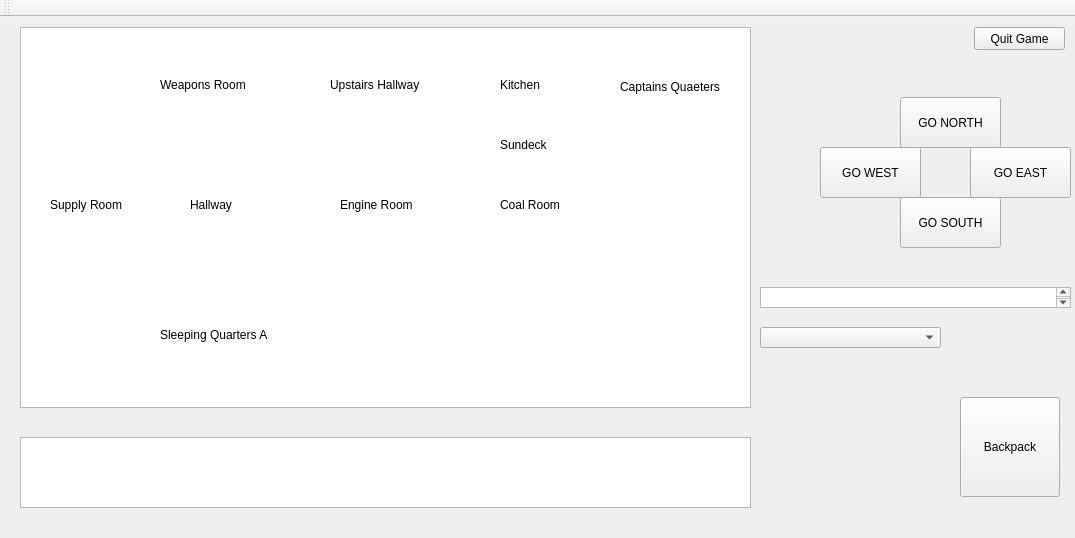
Before: the Qt Designer form ship.ui in eoghanp/EventDriven, drawn with Qt 5.
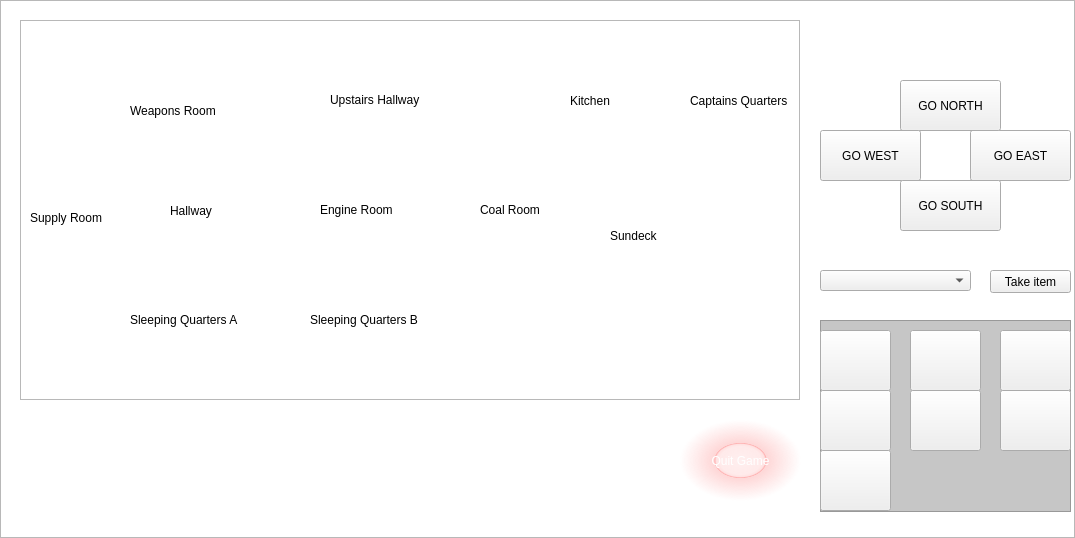
After: the same form once the commit is applied. Icons and pictures are not drawn.

Patch:
```diff
--- a/ship.ui
+++ b/ship.ui
@@ -20,12 +20,21 @@
    <widget class="QPushButton" name="quitButton">
     <property name="geometry">
      <rect>
-      <x>974</x>
-      <y>10</y>
-      <width>91</width>
-      <height>23</height>
+      <x>680</x>
+      <y>420</y>
+      <width>121</width>
+      <height>81</height>
      </rect>
     </property>
+    <property name="cursor">
+     <cursorShape>OpenHandCursor</cursorShape>
+    </property>
+    <property name="styleSheet">
+     <string notr="true">background-color: qradialgradient(spread:pad, cx:0.5, cy:0.5, radius:0.5, fx:0.5, fy:0.5, stop:0 rgba(255, 235, 235, 206), stop:0.35 rgba(255, 188, 188, 80), stop:0.4 rgba(255, 162, 162, 80), stop:0.425 rgba(255, 132, 132, 156), stop:0.44 rgba(252, 128, 128, 80), stop:1 rgba(255, 255, 255, 0));
+font: 87 14pt &quot;Arial Black&quot;;
+color: rgb(255, 255, 255);
+border:none;</string>
+    </property>
     <property name="text">
      <string>Quit Game</string>
     </property>
@@ -34,9 +43,9 @@
     <property name="geometry">
      <rect>
       <x>20</x>
-      <y>420</y>
-      <width>731</width>
-      <height>71</height>
+      <y>410</y>
+      <width>651</width>
+      <height>91</height>
      </rect>
     </property>
     <property name="sizePolicy">
@@ -46,7 +55,10 @@
      </sizepolicy>
     </property>
     <property name="styleSheet">
-     <string notr="true">font: 12pt &quot;MS Shell Dlg 2&quot;;</string>
+     <string notr="true">font: 12pt &quot;MS Shell Dlg 2&quot;;
+border: none;
+Background-Color: transparent;
+color: rgb(255, 255, 255);</string>
     </property>
     <property name="verticalScrollBarPolicy">
      <enum>Qt::ScrollBarAlwaysOff</enum>
@@ -74,16 +86,6 @@
      <string>GO EAST</string>
     </property>
    </widget>
-   <widget class="QTextEdit" name="tempText">
-    <property name="geometry">
-     <rect>
-      <x>760</x>
-      <y>270</y>
-      <width>311</width>
-      <height>21</height>
-     </rect>
-    </property>
-   </widget>
    <widget class="QPushButton" name="northButton">
     <property name="geometry">
      <rect>
@@ -127,44 +129,37 @@
     <property name="geometry">
      <rect>
       <x>20</x>
-      <y>10</y>
-      <width>731</width>
-      <height>381</height>
+      <y>20</y>
+      <width>780</width>
+      <height>380</height>
      </rect>
     </property>
+    <property name="styleSheet">
+     <string notr="true">background-image: url(:/images/mapBackground.png);</string>
+    </property>
    </widget>
    <widget class="QComboBox" name="itemList">
     <property name="geometry">
      <rect>
-      <x>760</x>
-      <y>310</y>
-      <width>181</width>
+      <x>820</x>
+      <y>270</y>
+      <width>151</width>
       <height>21</height>
      </rect>
     </property>
    </widget>
-   <widget class="QPushButton" name="backpackButton">
-    <property name="geometry">
-     <rect>
-      <x>960</x>
-      <y>380</y>
-      <width>100</width>
-      <height>100</height>
-     </rect>
-    </property>
-    <property name="text">
-     <string>Backpack</string>
-    </property>
-   </widget>
    <widget class="QLabel" name="supplyRoomLbl">
     <property name="geometry">
      <rect>
-      <x>50</x>
-      <y>180</y>
+      <x>30</x>
+      <y>210</y>
       <width>91</width>
       <height>16</height>
      </rect>
     </property>
+    <property name="styleSheet">
+     <string notr="true">font: 75 11pt &quot;Arial&quot;;</string>
+    </property>
     <property name="text">
      <string>Supply Room</string>
     </property>
@@ -172,12 +167,16 @@
    <widget class="QLabel" name="weaponsRoomLbl">
     <property name="geometry">
      <rect>
-      <x>160</x>
-      <y>60</y>
+      <x>130</x>
+      <y>100</y>
       <width>121</width>
-      <height>16</height>
+      <height>21</height>
      </rect>
     </property>
+    <property name="styleSheet">
+     <string notr="true">font: 75 11pt &quot;Arial&quot;;
+</string>
+    </property>
     <property name="text">
      <string>Weapons Room</string>
     </property>
@@ -185,12 +184,15 @@
    <widget class="QLabel" name="hallwayLbl">
     <property name="geometry">
      <rect>
-      <x>190</x>
-      <y>180</y>
-      <width>59</width>
-      <height>16</height>
+      <x>170</x>
+      <y>200</y>
+      <width>91</width>
+      <height>21</height>
      </rect>
     </property>
+    <property name="styleSheet">
+     <string notr="true">font: 16pt &quot;Arial&quot;;</string>
+    </property>
     <property name="text">
      <string>Hallway</string>
     </property>
@@ -198,12 +200,16 @@
    <widget class="QLabel" name="sleepingQuartersALbl">
     <property name="geometry">
      <rect>
-      <x>160</x>
+      <x>130</x>
       <y>310</y>
-      <width>121</width>
-      <height>16</height>
+      <width>141</width>
+      <height>20</height>
      </rect>
     </property>
+    <property name="styleSheet">
+     <string notr="true">
+font: 75 12pt &quot;Arial&quot;;</string>
+    </property>
     <property name="text">
      <string>Sleeping Quarters A</string>
     </property>
@@ -211,12 +217,15 @@
    <widget class="QLabel" name="engineRoomLbl">
     <property name="geometry">
      <rect>
-      <x>340</x>
-      <y>180</y>
-      <width>81</width>
-      <height>16</height>
+      <x>320</x>
+      <y>200</y>
+      <width>131</width>
+      <height>20</height>
      </rect>
     </property>
+    <property name="styleSheet">
+     <string notr="true">font: 75 16pt &quot;Arial&quot;;</string>
+    </property>
     <property name="text">
      <string>Engine Room</string>
     </property>
@@ -225,11 +234,14 @@
     <property name="geometry">
      <rect>
       <x>330</x>
-      <y>60</y>
-      <width>101</width>
-      <height>16</height>
+      <y>90</y>
+      <width>161</width>
+      <height>20</height>
      </rect>
     </property>
+    <property name="styleSheet">
+     <string notr="true">font: 75 16pt &quot;Arial&quot;;</string>
+    </property>
     <property name="text">
      <string>Upstairs Hallway</string>
     </property>
@@ -237,12 +249,15 @@
    <widget class="QLabel" name="coalRoomLbl">
     <property name="geometry">
      <rect>
-      <x>500</x>
-      <y>180</y>
-      <width>59</width>
-      <height>16</height>
+      <x>480</x>
+      <y>200</y>
+      <width>81</width>
+      <height>20</height>
      </rect>
     </property>
+    <property name="styleSheet">
+     <string notr="true">font: 75 11pt &quot;Arial&quot;;</string>
+    </property>
     <property name="text">
      <string>Coal Room</string>
     </property>
@@ -250,12 +265,15 @@
    <widget class="QLabel" name="kitchenLbl">
     <property name="geometry">
      <rect>
-      <x>500</x>
-      <y>60</y>
-      <width>59</width>
-      <height>16</height>
+      <x>570</x>
+      <y>90</y>
+      <width>71</width>
+      <height>21</height>
      </rect>
     </property>
+    <property name="styleSheet">
+     <string notr="true">font: 75 16pt &quot;Arial&quot;;</string>
+    </property>
     <property name="text">
      <string>Kitchen</string>
     </property>
@@ -263,12 +281,18 @@
    <widget class="QLabel" name="sundeckLbl">
     <property name="geometry">
      <rect>
-      <x>500</x>
-      <y>120</y>
-      <width>59</width>
-      <height>16</height>
+      <x>610</x>
+      <y>220</y>
+      <width>81</width>
+      <height>31</height>
      </rect>
     </property>
+    <property name="styleSheet">
+     <string notr="true">font: 87 8pt &quot;Arial Black&quot;;
+font: 14pt &quot;MS Shell Dlg 2&quot;;
+font: 16pt &quot;MS Shell Dlg 2&quot;;
+</string>
+    </property>
     <property name="text">
      <string>Sundeck</string>
     </property>
@@ -276,16 +300,278 @@
    <widget class="QLabel" name="captainsQuartersLbl">
     <property name="geometry">
      <rect>
-      <x>620</x>
-      <y>60</y>
-      <width>121</width>
+      <x>690</x>
+      <y>90</y>
+      <width>101</width>
+      <height>21</height>
+     </rect>
+    </property>
+    <property name="styleSheet">
+     <string notr="true">font: 9pt &quot;MS Shell Dlg 2&quot;;
+font: 75 8pt &quot;Times New Roman&quot;;
+font: 75 8pt &quot;MS Shell Dlg 2&quot;;</string>
+    </property>
+    <property name="text">
+     <string>Captains Quarters</string>
+    </property>
+   </widget>
+   <widget class="QLabel" name="sleepingQuartersBLbl">
+    <property name="geometry">
+     <rect>
+      <x>310</x>
+      <y>310</y>
+      <width>141</width>
       <height>20</height>
      </rect>
     </property>
+    <property name="styleSheet">
+     <string notr="true">
+font: 75 12pt &quot;Arial&quot;;</string>
+    </property>
     <property name="text">
-     <string>Captains Quaeters</string>
+     <string>Sleeping Quarters B</string>
     </property>
    </widget>
+   <widget class="QLabel" name="roomNamelbl">
+    <property name="geometry">
+     <rect>
+      <x>860</x>
+      <y>10</y>
+      <width>191</width>
+      <height>31</height>
+     </rect>
+    </property>
+    <property name="styleSheet">
+     <string notr="true">font: 87 14pt &quot;Arial Black&quot;;
+color: rgb(255, 255, 255);</string>
+    </property>
+    <property name="text">
+     <string>RoomName</string>
+    </property>
+   </widget>
+   <widget class="QPushButton" name="takeItemButton">
+    <property name="geometry">
+     <rect>
+      <x>990</x>
+      <y>270</y>
+      <width>81</width>
+      <height>23</height>
+     </rect>
+    </property>
+    <property name="text">
+     <string>Take item</string>
+    </property>
+   </widget>
+   <widget class="QLabel" name="itemsInRoomlbl">
+    <property name="geometry">
+     <rect>
+      <x>820</x>
+      <y>250</y>
+      <width>221</width>
+      <height>16</height>
+     </rect>
+    </property>
+    <property name="styleSheet">
+     <string notr="true">font: 11pt &quot;MS Shell Dlg 2&quot;;
+color: rgb(255, 255, 255);</string>
+    </property>
+    <property name="text">
+     <string>Items in room</string>
+    </property>
+   </widget>
+   <widget class="QPushButton" name="oxygenTankbtn">
+    <property name="enabled">
+     <bool>true</bool>
+    </property>
+    <property name="geometry">
+     <rect>
+      <x>820</x>
+      <y>330</y>
+      <width>71</width>
+      <height>61</height>
+     </rect>
+    </property>
+    <property name="cursor">
+     <cursorShape>OpenHandCursor</cursorShape>
+    </property>
+    <property name="styleSheet">
+     <string notr="true">background-image: url(:/images/oxygenTank.gif);</string>
+    </property>
+    <property name="text">
+     <string/>
+    </property>
+   </widget>
+   <widget class="QPushButton" name="crowbarBtn">
+    <property name="geometry">
+     <rect>
+      <x>910</x>
+      <y>330</y>
+      <width>71</width>
+      <height>61</height>
+     </rect>
+    </property>
+    <property name="cursor">
+     <cursorShape>OpenHandCursor</cursorShape>
+    </property>
+    <property name="styleSheet">
+     <string notr="true">background-image: url(:/images/crowbarImg.png);</string>
+    </property>
+    <property name="text">
+     <string/>
+    </property>
+   </widget>
+   <widget class="QPushButton" name="redKeyBtn">
+    <property name="geometry">
+     <rect>
+      <x>1000</x>
+      <y>330</y>
+      <width>71</width>
+      <height>61</height>
+     </rect>
+    </property>
+    <property name="cursor">
+     <cursorShape>OpenHandCursor</cursorShape>
+    </property>
+    <property name="styleSheet">
+     <string notr="true">background-image: url(:/images/redKey.png);</string>
+    </property>
+    <property name="text">
+     <string/>
+    </property>
+   </widget>
+   <widget class="QPushButton" name="shovelBtn">
+    <property name="geometry">
+     <rect>
+      <x>820</x>
+      <y>390</y>
+      <width>71</width>
+      <height>61</height>
+     </rect>
+    </property>
+    <property name="cursor">
+     <cursorShape>OpenHandCursor</cursorShape>
+    </property>
+    <property name="styleSheet">
+     <string notr="true">background-image: url(:/images/shovel.png);</string>
+    </property>
+    <property name="text">
+     <string/>
+    </property>
+   </widget>
+   <widget class="QPushButton" name="silverKeyBtn">
+    <property name="geometry">
+     <rect>
+      <x>910</x>
+      <y>390</y>
+      <width>71</width>
+      <height>61</height>
+     </rect>
+    </property>
+    <property name="cursor">
+     <cursorShape>OpenHandCursor</cursorShape>
+    </property>
+    <property name="styleSheet">
+     <string notr="true">background-image: url(:/images/silverKey.jpeg);</string>
+    </property>
+    <property name="text">
+     <string/>
+    </property>
+   </widget>
+   <widget class="QPushButton" name="goldKeyBtn">
+    <property name="geometry">
+     <rect>
+      <x>1000</x>
+      <y>390</y>
+      <width>71</width>
+      <height>61</height>
+     </rect>
+    </property>
+    <property name="cursor">
+     <cursorShape>OpenHandCursor</cursorShape>
+    </property>
+    <property name="styleSheet">
+     <string notr="true">background-image: url(:/images/goldKey.jpg);</string>
+    </property>
+    <property name="text">
+     <string/>
+    </property>
+   </widget>
+   <widget class="QPushButton" name="handgunBtn">
+    <property name="geometry">
+     <rect>
+      <x>820</x>
+      <y>450</y>
+      <width>71</width>
+      <height>61</height>
+     </rect>
+    </property>
+    <property name="cursor">
+     <cursorShape>OpenHandCursor</cursorShape>
+    </property>
+    <property name="styleSheet">
+     <string notr="true">background-image: url(:/images/handgun.jpg);</string>
+    </property>
+    <property name="text">
+     <string/>
+    </property>
+   </widget>
+   <widget class="QGraphicsView" name="graphicsView">
+    <property name="geometry">
+     <rect>
+      <x>0</x>
+      <y>0</y>
+      <width>1075</width>
+      <height>538</height>
+     </rect>
+    </property>
+    <property name="styleSheet">
+     <string notr="true">background-image: url(:/images/gameBackground.jpg);</string>
+    </property>
+   </widget>
+   <widget class="QGraphicsView" name="graphicsView_2">
+    <property name="geometry">
+     <rect>
+      <x>820</x>
+      <y>320</y>
+      <width>251</width>
+      <height>192</height>
+     </rect>
+    </property>
+    <property name="styleSheet">
+     <string notr="true">background-color: rgb(198, 198, 198);</string>
+    </property>
+   </widget>
+   <zorder>graphicsView</zorder>
+   <zorder>graphicsView_2</zorder>
+   <zorder>quitButton</zorder>
+   <zorder>descriptionText</zorder>
+   <zorder>eastButton</zorder>
+   <zorder>northButton</zorder>
+   <zorder>westButton</zorder>
+   <zorder>southButton</zorder>
+   <zorder>mapOfShip</zorder>
+   <zorder>itemList</zorder>
+   <zorder>supplyRoomLbl</zorder>
+   <zorder>weaponsRoomLbl</zorder>
+   <zorder>hallwayLbl</zorder>
+   <zorder>sleepingQuartersALbl</zorder>
+   <zorder>engineRoomLbl</zorder>
+   <zorder>upstairsHallwayLbl</zorder>
+   <zorder>coalRoomLbl</zorder>
+   <zorder>kitchenLbl</zorder>
+   <zorder>sundeckLbl</zorder>
+   <zorder>captainsQuartersLbl</zorder>
+   <zorder>sleepingQuartersBLbl</zorder>
+   <zorder>roomNamelbl</zorder>
+   <zorder>takeItemButton</zorder>
+   <zorder>itemsInRoomlbl</zorder>
+   <zorder>oxygenTankbtn</zorder>
+   <zorder>crowbarBtn</zorder>
+   <zorder>redKeyBtn</zorder>
+   <zorder>shovelBtn</zorder>
+   <zorder>silverKeyBtn</zorder>
+   <zorder>goldKeyBtn</zorder>
+   <zorder>handgunBtn</zorder>
   </widget>
   <widget class="QMenuBar" name="menuBar">
    <property name="geometry">
@@ -297,14 +583,6 @@
     </rect>
    </property>
   </widget>
-  <widget class="QToolBar" name="mainToolBar">
-   <attribute name="toolBarArea">
-    <enum>TopToolBarArea</enum>
-   </attribute>
-   <attribute name="toolBarBreak">
-    <bool>false</bool>
-   </attribute>
-  </widget>
  </widget>
  <layoutdefault spacing="6" margin="11"/>
  <resources/>
```
Left out of the diff: 2 changed lines with no effect on the pictures.
